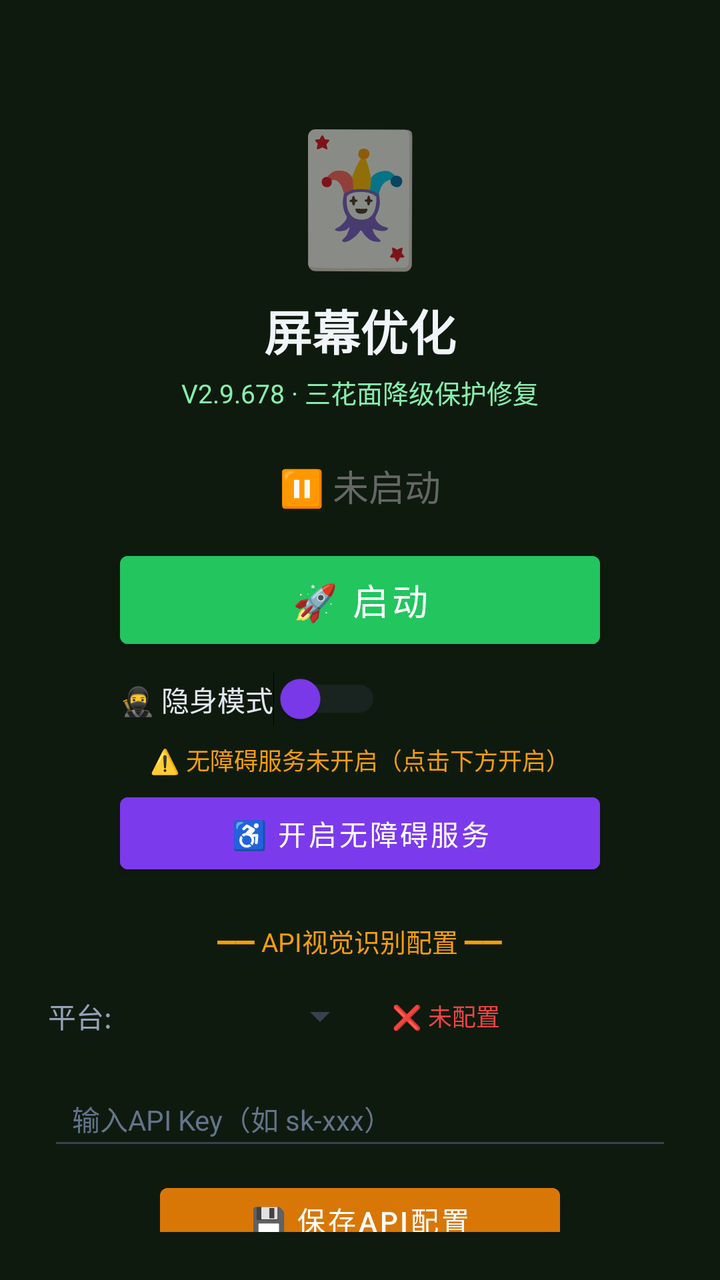
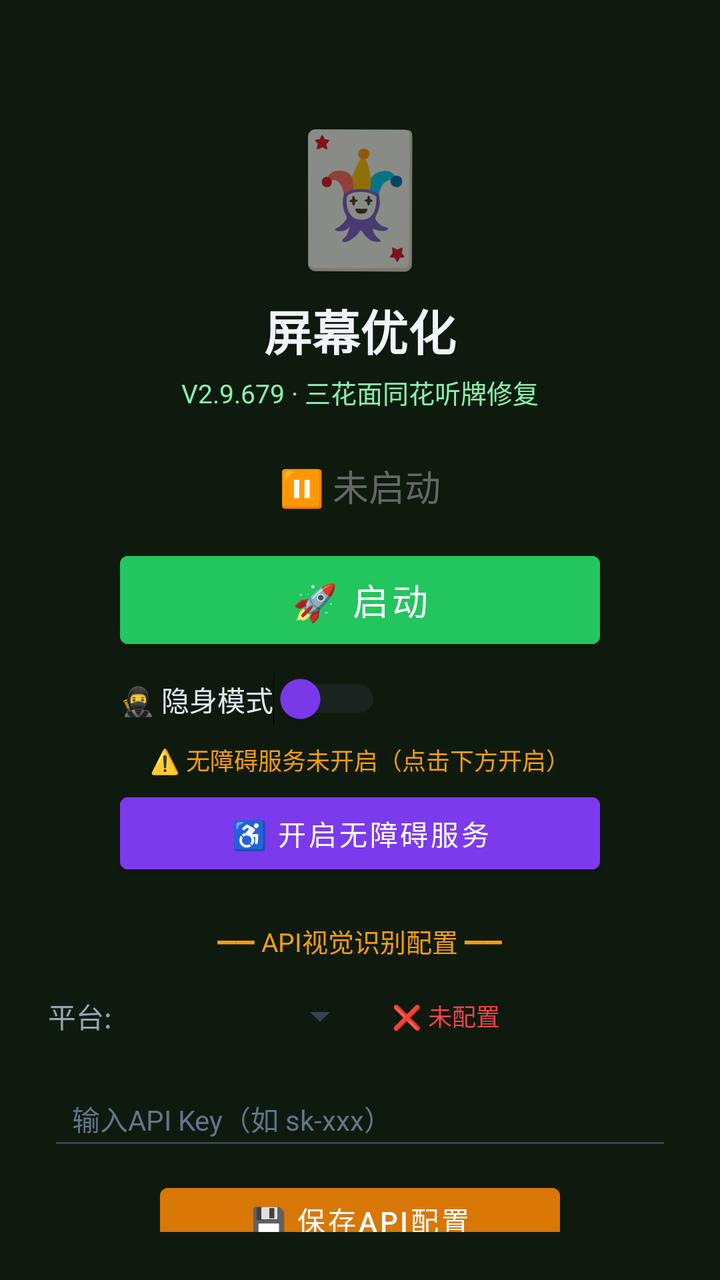

An Android layout rendered at two revisions. The XML below is the earlier revision; the diff shows what the commit changed to produce the second picture.
<!-- AndroidManifest.xml: activity theme Theme.MjScreenshot -->
<!-- res/layout/activity_main.xml -->
<?xml version="1.0" encoding="utf-8"?>
<LinearLayout xmlns:android="http://schemas.android.com/apk/res/android"
    android:layout_width="match_parent"
    android:layout_height="match_parent"
    android:orientation="vertical"
    android:background="#0f1a0f"
    android:padding="24dp"
    android:gravity="center_horizontal">

    <TextView
        android:layout_width="wrap_content"
        android:layout_height="wrap_content"
        android:text="🃏"
        android:textSize="64sp"
        android:layout_marginTop="30dp" />

    <TextView
        android:layout_width="wrap_content"
        android:layout_height="wrap_content"
        android:text="屏幕优化"
        android:textSize="24sp"
        android:textColor="#f1f5f9"
        android:textStyle="bold"
        android:layout_marginTop="8dp" />

    <TextView
        android:layout_width="wrap_content"
        android:layout_height="wrap_content"
        android:text="V2.9.678 · 三花面降级保护修复"
        android:textSize="13sp"
        android:textColor="#86efac"
        android:layout_marginTop="4dp" />

    <TextView
        android:id="@+id/tvStatus"
        android:layout_width="wrap_content"
        android:layout_height="wrap_content"
        android:text="⏸ 未启动"
        android:textSize="18sp"
        android:textColor="#666666"
        android:layout_marginTop="24dp" />

    <Button
        android:id="@+id/btnStart"
        android:layout_width="240dp"
        android:layout_height="56dp"
        android:text="🚀 启动"
        android:textSize="18sp"
        android:textColor="#ffffff"
        android:backgroundTint="#22c55e"
        android:layout_marginTop="16dp" />

    <Button
        android:id="@+id/btnHelper"
        android:layout_width="240dp"
        android:layout_height="56dp"
        android:text="🃏 打开智囊"
        android:textSize="16sp"
        android:textColor="#ffffff"
        android:backgroundTint="#16a34a"
        android:layout_marginTop="12dp"
        android:visibility="gone" />

    
    <LinearLayout
        android:layout_width="240dp"
        android:layout_height="wrap_content"
        android:orientation="horizontal"
        android:gravity="center_vertical"
        android:layout_marginTop="8dp">

        <Switch
            android:id="@+id/switchStealth"
            android:layout_width="wrap_content"
            android:layout_height="wrap_content"
            android:text="🥷 隐身模式"
            android:textColor="#e2e8f0"
            android:textSize="14sp"
            android:thumbTint="#7c3aed"
            android:trackTint="#374151" />
    </LinearLayout>

    <TextView
        android:id="@+id/tvAccessibilityStatus"
        android:layout_width="wrap_content"
        android:layout_height="wrap_content"
        android:text="⚠️ 无障碍服务未开启（点击下方开启）"
        android:textSize="12sp"
        android:textColor="#f59e0b"
        android:layout_marginTop="8dp"
        android:gravity="center" />

    <Button
        android:id="@+id/btnAccessibility"
        android:layout_width="240dp"
        android:layout_height="48dp"
        android:text="♿ 开启无障碍服务"
        android:textSize="14sp"
        android:textColor="#ffffff"
        android:backgroundTint="#7c3aed"
        android:layout_marginTop="4dp" />

    <TextView
        android:layout_width="wrap_content"
        android:layout_height="wrap_content"
        android:text="━━ API视觉识别配置 ━━"
        android:textSize="13sp"
        android:textColor="#f59e0b"
        android:layout_marginTop="20dp" />

    <LinearLayout
        android:layout_width="match_parent"
        android:layout_height="wrap_content"
        android:orientation="horizontal"
        android:layout_marginTop="8dp"
        android:gravity="center_vertical">

        <TextView
            android:layout_width="wrap_content"
            android:layout_height="wrap_content"
            android:text="平台:"
            android:textSize="14sp"
            android:textColor="#94a3b8" />

        <Spinner
            android:id="@+id/spinnerProvider"
            android:layout_width="120dp"
            android:layout_height="40dp"
            android:layout_marginStart="8dp"
            android:backgroundTint="#374151" />

        <TextView
            android:id="@+id/tvApiStatus"
            android:layout_width="wrap_content"
            android:layout_height="wrap_content"
            android:text="❌ 未配置"
            android:textSize="12sp"
            android:textColor="#ef4444"
            android:layout_marginStart="12dp" />
    </LinearLayout>

    <EditText
        android:id="@+id/etApiKey"
        android:layout_width="match_parent"
        android:layout_height="44dp"
        android:hint="输入API Key（如 sk-xxx）"
        android:textSize="14sp"
        android:textColor="#e2e8f0"
        android:textColorHint="#64748b"
        android:backgroundTint="#374151"
        android:inputType="textPassword"
        android:layout_marginTop="8dp"
        android:paddingStart="12dp"
        android:paddingEnd="12dp" />

    <Button
        android:id="@+id/btnSaveApi"
        android:layout_width="200dp"
        android:layout_height="44dp"
        android:text="💾 保存API配置"
        android:textSize="14sp"
        android:textColor="#ffffff"
        android:backgroundTint="#d97706"
        android:layout_marginTop="8dp" />

    <TextView
        android:id="@+id/tvHint"
        android:layout_width="wrap_content"
        android:layout_height="wrap_content"
        android:text="先点上方按钮启动截屏"
        android:textSize="13sp"
        android:textColor="#666666"
        android:layout_marginTop="12dp"
        android:gravity="center" />

    <TextView
        android:layout_width="wrap_content"
        android:layout_height="wrap_content"
        android:text="使用步骤：\n1. 配置API Key（支持OpenAI/通义千问VL/硅基流动）\n2. 点「开启无障碍服务」→ 开启\n3. 开启「🥷隐身模式」(反检测)\n4. 点「启动」→ 允许悬浮窗\n5. 打牌时点屏幕上的🎯悬浮球即可截屏识别\n★ 拖动悬浮球可移到不挡牌的位置 ★\n★ 长按悬浮球可展开/收起详细面板 ★\n★ 悬浮球边框颜色=建议：绿=加注 橙=跟注 红=弃牌 ★"
        android:textSize="12sp"
        android:textColor="#64748b"
        android:layout_marginTop="12dp"
        android:lineSpacingExtra="3dp" />

</LinearLayout>
<!-- resources referenced by this layout -->
<resources>
  <style name="Theme.MjScreenshot" parent="Theme.MaterialComponents.DayNight.DarkActionBar">
          <item name="colorPrimary">#1e40af</item>
          <item name="colorPrimaryVariant">#1e3a8a</item>
          <item name="colorOnPrimary">#ffffff</item>
          <item name="android:statusBarColor">#0f172a</item>
      </style>
</resources>

<!-- the commit's change to res/layout/activity_main.xml (unified diff, before → after) -->
@@ -26,7 +26,7 @@
     <TextView
         android:layout_width="wrap_content"
         android:layout_height="wrap_content"
-        android:text="V2.9.678 · 三花面降级保护修复"
+        android:text="V2.9.679 · 三花面同花听牌修复"
         android:textSize="13sp"
         android:textColor="#86efac"
         android:layout_marginTop="4dp" />
